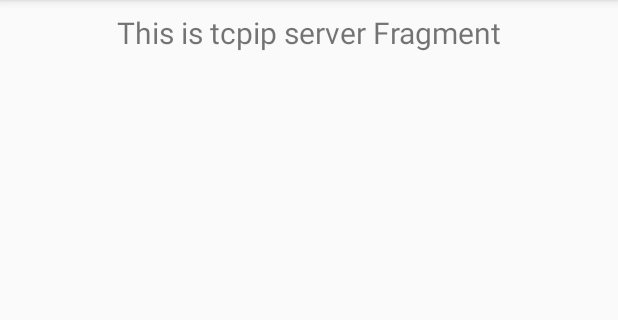
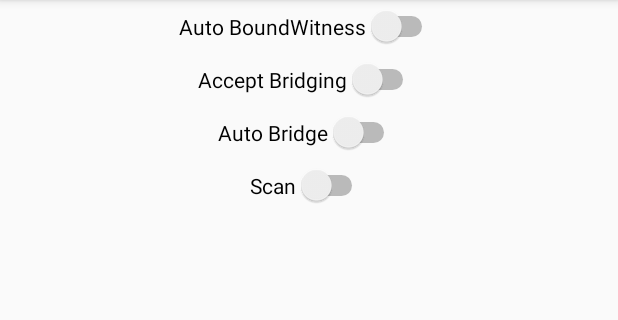
Before and after one commit to XYOracleNetwork-v1/sdk-xyo-android, an Android app: the fragment TcpipClientFragment shown on its own in the app's theme, on a phone screen of 412 x 824 dp, the part 84-404 px from its top. Run offline under Robolectric (Android 15) with nearby library versions, the phone set to English and light mode, and no system bars; libraries missing offline, so code that uses them is left out: network.xyo.sdkcorekotlin; 3 statements that could not run were skipped.

Commit message:
TcpIp Bridging Enabled

```diff
--- a/xyo-android-sample/src/main/java/network/xyo/sdk/sample/MainActivity.kt
+++ b/xyo-android-sample/src/main/java/network/xyo/sdk/sample/MainActivity.kt
@@ -34,8 +34,8 @@ class MainActivity : AppCompatActivity() {
         )
         setupActionBarWithNavController(navController, appBarConfiguration)
         navView.setupWithNavController(navController)
-        //initializeXyoSimple()
-        initializeXyoBleClientOnly()
+        initializeXyoSimple()
+        //initializeXyoBleClientOnly()
         //initializeXyoBleServerOnly()
         //initializeXyoBleOnly()
     }
--- a/xyo-android-sample/src/main/java/network/xyo/sdk/sample/ui/tcpip_client/TcpipClientFragment.kt
+++ b/xyo-android-sample/src/main/java/network/xyo/sdk/sample/ui/tcpip_client/TcpipClientFragment.kt
@@ -8,24 +8,101 @@ import android.widget.TextView
 import androidx.fragment.app.Fragment
 import androidx.lifecycle.Observer
 import androidx.lifecycle.ViewModelProviders
+import kotlinx.android.synthetic.main.fragment_tcpip_client.*
+import network.xyo.sdk.XyoBoundWitnessTarget
+import network.xyo.sdk.XyoSdk
+import network.xyo.sdk.XyoTcpIpNetwork
 import network.xyo.sdk.sample.R
+import network.xyo.sdk.sample.ui
+import network.xyo.sdkcorekotlin.boundWitness.XyoBoundWitness
 
+@kotlin.ExperimentalUnsignedTypes
 class TcpipClientFragment : Fragment() {
-
-    private lateinit var notificationsViewModel: TcpipServerViewModel
 
     override fun onCreateView(
         inflater: LayoutInflater,
         container: ViewGroup?,
         savedInstanceState: Bundle?
     ): View? {
-        notificationsViewModel =
-            ViewModelProviders.of(this).get(TcpipServerViewModel::class.java)
-        val root = inflater.inflate(R.layout.fragment_tcpip_client, container, false)
-        val textView: TextView = root.findViewById(R.id.text_tcpip_client)
-        notificationsViewModel.text.observe(this, Observer {
-            textView.text = it
-        })
-        return root
+        return inflater.inflate(R.layout.fragment_tcpip_client, container, false)
+    }
+
+    fun addStatus(status: String) {
+        ui {
+            text_tcpip_client?.let {
+                val sb = StringBuilder()
+                sb.append(it.text)
+                sb.append("\r\n")
+                sb.append(status)
+                it.text = sb.toString()
+            }
+        }
+    }
+
+    fun updateUI() {
+        ui {
+            (XyoSdk.nodes[0].networks["tcpip"] as? XyoTcpIpNetwork)?.let { network ->
+                acceptBridging.isChecked = network.client.acceptBridging
+                acceptBridging.setOnCheckedChangeListener { _, isChecked ->
+                    network.client.acceptBridging = isChecked
+                }
+
+                autoBoundWitness.isChecked = network.client.autoBoundWitness
+                autoBoundWitness.setOnCheckedChangeListener { _, isChecked ->
+                    network.client.autoBoundWitness = isChecked
+                }
+
+                autoBridge.isChecked = network.client.autoBridge
+                autoBridge.setOnCheckedChangeListener { _, isChecked ->
+                    network.client.autoBridge = isChecked
+                }
+
+                scan.isChecked = network.client.scan
+                scan.setOnCheckedChangeListener { _, isChecked ->
+                    network.client.scan = isChecked
+                }
+            }
+        }
+    }
+
+    override fun onResume() {
+        updateUI()
+        super.onResume()
+    }
+
+    override fun onDestroyView() {
+        super.onDestroyView()
+
+        (XyoSdk.nodes[0].networks["tcpip"] as? XyoTcpIpNetwork)?.client?.listeners?.remove("sample")
+    }
+
+    override fun onViewCreated(view: View, savedInstanceState: Bundle?) {
+        super.onViewCreated(view, savedInstanceState)
+
+        (XyoSdk.nodes[0].networks["tcpip"] as? XyoTcpIpNetwork)?.let { network ->
+
+            network.client.listeners["sample"] = object : XyoBoundWitnessTarget.Listener() {
+                override fun boundWitnessStarted(target: XyoBoundWitnessTarget) {
+                    super.boundWitnessStarted(target)
+                    addStatus("Bound Witness Started")
+                }
+
+                override fun boundWitnessCompleted(target: XyoBoundWitnessTarget, boundWitness: XyoBoundWitness?, error:String?) {
+                    super.boundWitnessCompleted(target, boundWitness, error)
+                    val index = target.relayNode.originState.index.valueCopy.toList().toString()
+                    if (error == null) {
+                        addStatus("Bound Witness Completed $index [${boundWitness?.completed}]")
+                    } else {
+                        addStatus("Bound Witness Failed [$error]")
+                    }
+                    addStatus("- - - - - -")
+                }
+
+            }
+
+            ui {
+                text_tcpip_client.text = ""
+            }
+        }
     }
 }
--- a/xyo-android-sample/src/main/java/network/xyo/sdk/sample/ui/tcpip_server/TcpipServerViewModel.kt
+++ /dev/null
@@ -1,13 +0,0 @@
-package network.xyo.sdk.sample.ui.tcpip_client
-
-import androidx.lifecycle.LiveData
-import androidx.lifecycle.MutableLiveData
-import androidx.lifecycle.ViewModel
-
-class TcpipServerViewModel : ViewModel() {
-
-    private val _text = MutableLiveData<String>().apply {
-        value = "This is tcpip server Fragment"
-    }
-    val text: LiveData<String> = _text
-}
--- a/xyo-android-sample/src/main/res/layout/fragment_tcpip_client.xml
+++ b/xyo-android-sample/src/main/res/layout/fragment_tcpip_client.xml
@@ -1,19 +1,73 @@
 <?xml version="1.0" encoding="utf-8"?>
-<androidx.constraintlayout.widget.ConstraintLayout xmlns:android="http://schemas.android.com/apk/res/android"
+<androidx.constraintlayout.widget.ConstraintLayout
+    xmlns:android="http://schemas.android.com/apk/res/android"
     xmlns:app="http://schemas.android.com/apk/res-auto"
     android:layout_width="match_parent"
     android:layout_height="match_parent">
 
+    <LinearLayout
+        android:id="@+id/controls"
+        android:layout_width="match_parent"
+        android:layout_height="wrap_content"
+        android:orientation="vertical"
+        android:gravity="center_horizontal"
+        app:layout_constraintBottom_toBottomOf="parent"
+        app:layout_constraintEnd_toEndOf="parent"
+        app:layout_constraintHorizontal_bias="0.0"
+        app:layout_constraintStart_toEndOf="parent"
+        app:layout_constraintTop_toTopOf="parent"
+        app:layout_constraintVertical_bias="0.0">
+
+        <Switch
+            android:id="@+id/autoBoundWitness"
+            android:layout_width="wrap_content"
+            android:layout_height="wrap_content"
+            android:padding="8dp"
+            android:text="@string/auto_bound_witness"/>
+
+        <Switch
+            android:id="@+id/acceptBridging"
+            android:layout_width="wrap_content"
+            android:layout_height="wrap_content"
+            android:padding="8dp"
+            android:text="@string/accept_bridging"/>
+
+        <Switch
+            android:id="@+id/autoBridge"
+            android:layout_width="wrap_content"
+            android:layout_height="wrap_content"
+            android:padding="8dp"
+            android:text="@string/auto_bridge"/>
+
+        <Switch
+            android:id="@+id/scan"
+            android:layout_width="wrap_content"
+            android:layout_height="wrap_content"
+            android:padding="8dp"
+            android:text="@string/scan"/>
+    </LinearLayout>
+
+    <ScrollView
+        android:layout_width="match_parent"
+        android:layout_height="wrap_content"
+        app:layout_constraintBottom_toBottomOf="parent"
+        app:layout_constraintEnd_toEndOf="parent"
+        app:layout_constraintStart_toEndOf="parent"
+        app:layout_constraintTop_toBottomOf="@+id/controls"
+        app:layout_constraintVertical_bias="0.0"
+        >
         <TextView
+            android:padding="8dp"
             android:id="@+id/text_tcpip_client"
             android:layout_width="match_parent"
             android:layout_height="wrap_content"
             android:layout_marginStart="8dp"
-        android:layout_marginTop="8dp"
             android:layout_marginEnd="8dp"
             android:textAlignment="center"
             android:textSize="20sp"
+            app:layout_constraintBottom_toBottomOf="parent"
             app:layout_constraintEnd_toEndOf="parent"
             app:layout_constraintStart_toStartOf="parent"
             app:layout_constraintTop_toTopOf="parent" />
+    </ScrollView>
 </androidx.constraintlayout.widget.ConstraintLayout>
--- a/xyo-android-sample/src/main/res/navigation/mobile_navigation.xml
+++ b/xyo-android-sample/src/main/res/navigation/mobile_navigation.xml
@@ -19,7 +19,7 @@
 
     <fragment
         android:id="@+id/navigation_tcpip_client"
-        android:name="network.xyo.sdk.sample.ui.tcpip_client.TcpipServerFragment"
+        android:name="network.xyo.sdk.sample.ui.tcpip_client.TcpipClientFragment"
         android:label="@string/title_tcpip_client"
         tools:layout="@layout/fragment_tcpip_client" />
 
```
Also changed, not shown: xyo-android-library/src/main/java/network/xyo/sdk/XyoTcpIpClient.kt (+10 -13 lines), xyo-android-sample/src/main/java/network/xyo/sdk/sample/ui/tcpip_client/TcpipClientViewModel.kt (deleted, +0 -13 lines), xyo-android-sample/src/main/java/network/xyo/sdk/sample/ui/tcpip_server/TcpipServerFragment.kt (+1 -10 lines). Lines whose indentation alone changed are shown as unchanged.
